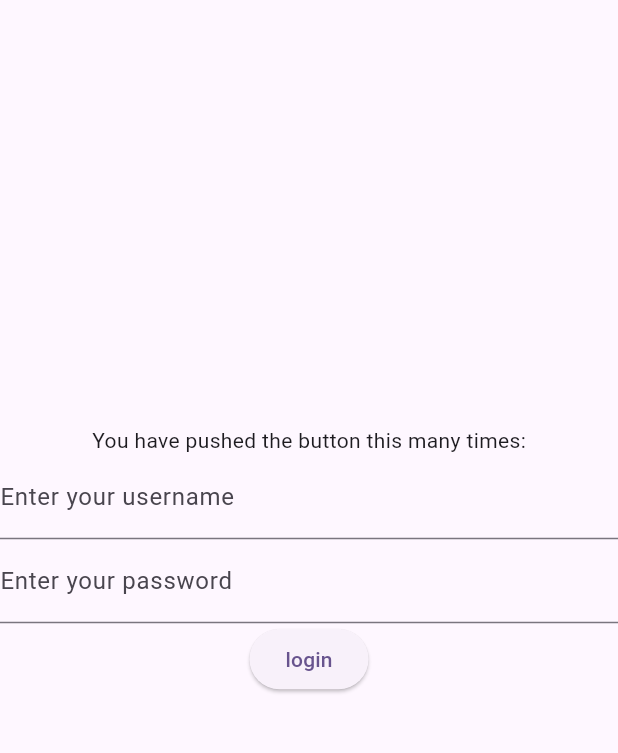
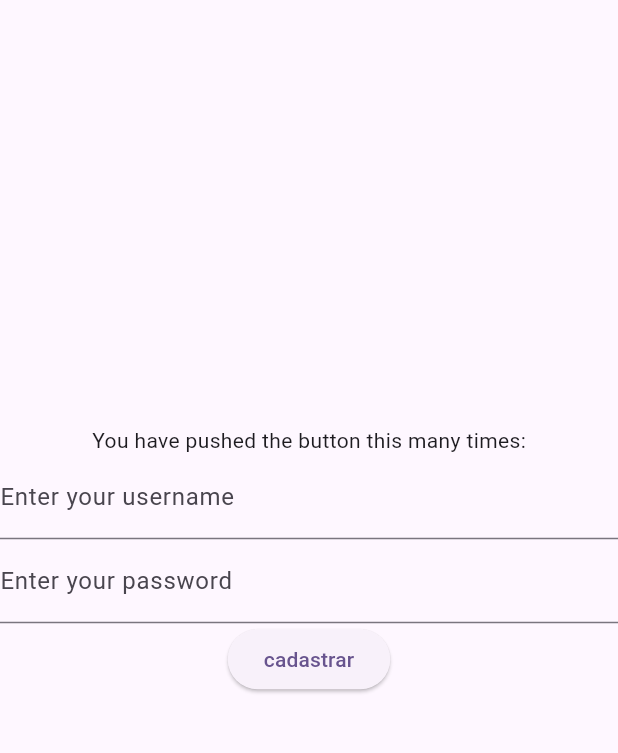
Before and after one commit to JailtonJunior14/Flutter-ConnectAPI, a Flutter app: the screen it shows after launch, on a phone screen of 412 x 824 dp, the part 84-837 px from its top. Run offline on Flutter 3.47's test engine with Material 3 defaults, Android fonts, the phone set to English and light mode, and no system bars.

Commit message:
conexao certa e esta cadastrando, falta updade delete e list

```diff
--- a/lib/main.dart
+++ b/lib/main.dart
@@ -59,8 +59,8 @@ class MyHomePage extends StatefulWidget {
 
 class _MyHomePageState extends State<MyHomePage> {
   String _msg = "";
-  TextEditingController _usernameController = TextEditingController();
-  TextEditingController _passwordController = TextEditingController();
+  final TextEditingController _username = TextEditingController();
+  final TextEditingController _password = TextEditingController();
 
   @override
   Widget build(BuildContext context) {
@@ -76,14 +76,14 @@ class _MyHomePageState extends State<MyHomePage> {
           children: <Widget>[
             const Text('You have pushed the button this many times:'),
             TextField(
-              controller: _usernameController,
+              controller: _username,
               decoration: const InputDecoration(
                 border: UnderlineInputBorder(),
                 labelText: 'Enter your username',
               ),
             ),
             TextField(
-              controller: _passwordController,
+              controller: _password,
               decoration: const InputDecoration(
                 border: UnderlineInputBorder(),
                 labelText: 'Enter your password',
@@ -91,22 +91,23 @@ class _MyHomePageState extends State<MyHomePage> {
             ),
             ElevatedButton(
               onPressed: () {
-                login();
+                cadastrar();
               },
-              child: const Text("login"),
+              child: const Text("cadastrar"),
             ),
             Text(_msg),
+
           ],
         ),
       ),
     );
   }
 
-  void login() async {
-    String url = "http://localhost/231465/api-teste/login.php";
+  void cadastrar() async {
+    String url = "http://localhost:8000/cadastro.php";
     final Map<String, dynamic> queryParams = {
-      "username": _usernameController.text,
-      "password": _passwordController.text,
+      "nome": _username.text,
+      "senha": _password.text,
     };
     try {
       http.Response response = await http.get(
@@ -120,7 +121,7 @@ class _MyHomePageState extends State<MyHomePage> {
           });
         } else {
           setState(() {
-            _msg = "usuario ou senha invalidos";
+            _msg = "usuario ou senha invalido";
           });
         }
         print("Error : ${response.statusCode}");
```
